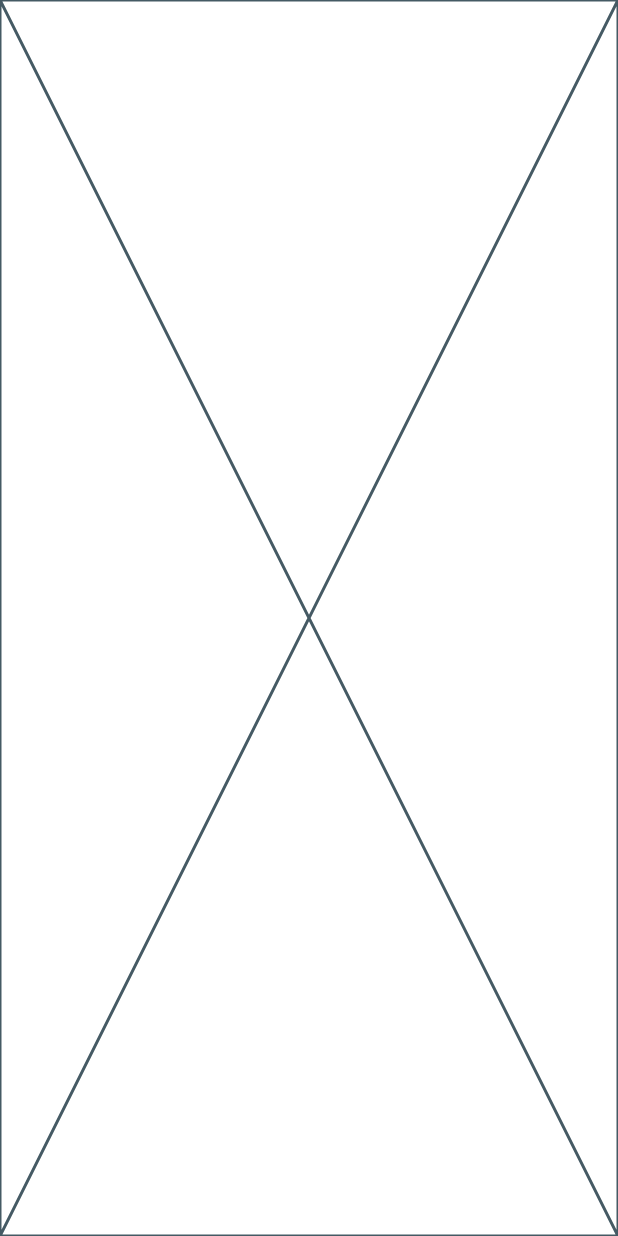
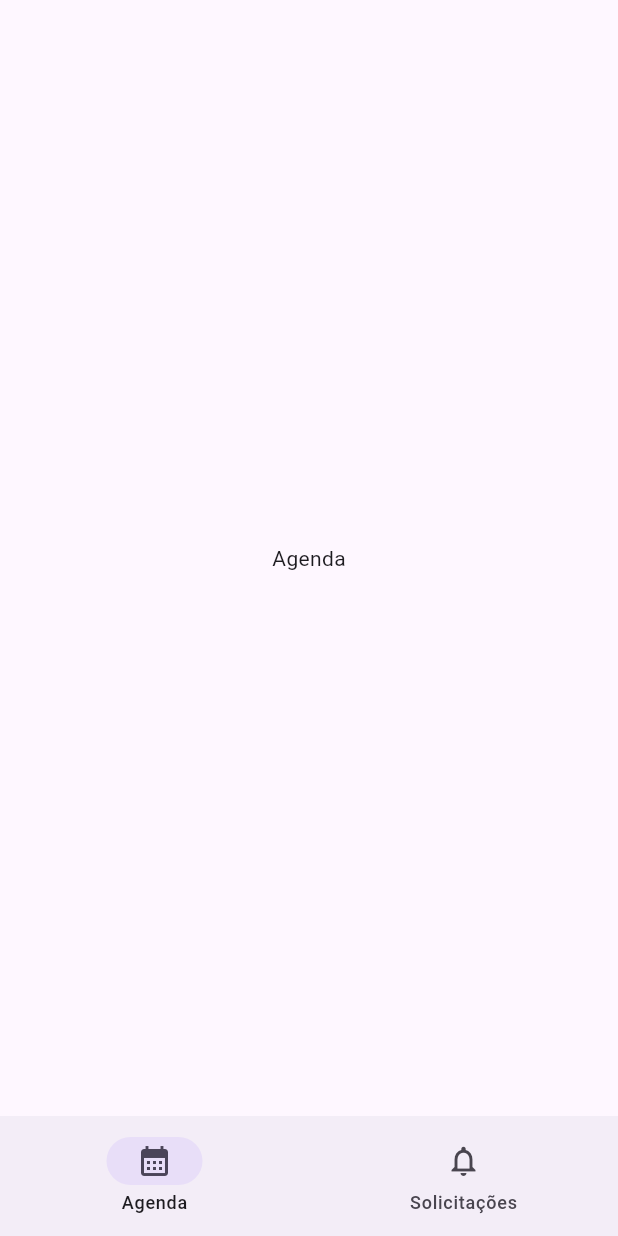
Before and after one commit to Gustanabo/partyup, a Flutter app: the screen it shows after launch, on a phone screen of 412 x 824 dp. Run offline on Flutter 3.47's test engine with Material 3 defaults, Android fonts, the phone set to English and light mode, and no system bars.

Commit message:
adiciona pagina de login e home da empresa

```diff
--- a/l10n.yaml
+++ /dev/null
@@ -1,3 +0,0 @@
-arb-dir: lib/src/localization
-template-arb-file: app_en.arb
-output-localization-file: app_localizations.dart
--- a/lib/main.dart
+++ b/lib/main.dart
@@ -1,5 +1,6 @@
 import 'package:flutter/material.dart';
 import 'views/login.page.dart';
+import 'views/company.home.dart';
 
 void main() {
   runApp(MainApp());
@@ -12,8 +13,9 @@ class MainApp extends StatelessWidget {
       debugShowCheckedModeBanner: false,
       routes: {
         "/login": (context) => LoginPage(),
+        "/company": (context) => CompanyHome()
       },
-      initialRoute: "/login",
+      initialRoute: "/company",
     );
   }
 }
--- a/lib/src/localization/app_en.arb
+++ /dev/null
@@ -1,6 +0,0 @@
-{
-  "appTitle": "partyup",
-  "@appTitle": {
-    "description": "The title of the application"
-  }
-}
--- a/lib/src/sample_feature/sample_item.dart
+++ /dev/null
@@ -1,6 +0,0 @@
-/// A placeholder class that represents an entity or model.
-class SampleItem {
-  const SampleItem(this.id);
-
-  final int id;
-}
--- a/lib/src/settings/settings_controller.dart
+++ /dev/null
@@ -1,50 +0,0 @@
-import 'package:flutter/material.dart';
-
-import 'settings_service.dart';
-
-/// A class that many Widgets can interact with to read user settings, update
-/// user settings, or listen to user settings changes.
-///
-/// Controllers glue Data Services to Flutter Widgets. The SettingsController
-/// uses the SettingsService to store and retrieve user settings.
-class SettingsController with ChangeNotifier {
-  SettingsController(this._settingsService);
-
-  // Make SettingsService a private variable so it is not used directly.
-  final SettingsService _settingsService;
-
-  // Make ThemeMode a private variable so it is not updated directly without
-  // also persisting the changes with the SettingsService.
-  late ThemeMode _themeMode;
-
-  // Allow Widgets to read the user's preferred ThemeMode.
-  ThemeMode get themeMode => _themeMode;
-
-  /// Load the user's settings from the SettingsService. It may load from a
-  /// local database or the internet. The controller only knows it can load the
-  /// settings from the service.
-  Future<void> loadSettings() async {
-    _themeMode = await _settingsService.themeMode();
-
-    // Important! Inform listeners a change has occurred.
-    notifyListeners();
-  }
-
-  /// Update and persist the ThemeMode based on the user's selection.
-  Future<void> updateThemeMode(ThemeMode? newThemeMode) async {
-    if (newThemeMode == null) return;
-
-    // Do not perform any work if new and old ThemeMode are identical
-    if (newThemeMode == _themeMode) return;
-
-    // Otherwise, store the new ThemeMode in memory
-    _themeMode = newThemeMode;
-
-    // Important! Inform listeners a change has occurred.
-    notifyListeners();
-
-    // Persist the changes to a local database or the internet using the
-    // SettingService.
-    await _settingsService.updateThemeMode(newThemeMode);
-  }
-}
--- a/lib/src/settings/settings_service.dart
+++ /dev/null
@@ -1,17 +0,0 @@
-import 'package:flutter/material.dart';
-
-/// A service that stores and retrieves user settings.
-///
-/// By default, this class does not persist user settings. If you'd like to
-/// persist the user settings locally, use the shared_preferences package. If
-/// you'd like to store settings on a web server, use the http package.
-class SettingsService {
-  /// Loads the User's preferred ThemeMode from local or remote storage.
-  Future<ThemeMode> themeMode() async => ThemeMode.system;
-
-  /// Persists the user's preferred ThemeMode to local or remote storage.
-  Future<void> updateThemeMode(ThemeMode theme) async {
-    // Use the shared_preferences package to persist settings locally or the
-    // http package to persist settings over the network.
-  }
-}
--- /dev/null
+++ b/lib/views/company.home.dart
@@ -0,0 +1,42 @@
+import 'package:flutter/material.dart';
+
+class CompanyHome extends StatefulWidget {
+
+  @override
+  CompanyHomeState createState() => CompanyHomeState();
+}
+
+class CompanyHomeState extends State<CompanyHome> {
+  int selectedIndex = 0;
+
+  void navigationChange(int index) {
+    setState(() {
+      selectedIndex = index;
+    });
+  }
+
+  final List<Widget> pages = [
+    Center(child: Text("Agenda")),
+    Center(child: Text("Solicitações")),
+  ];
+
+  Widget build(BuildContext context) {
+    return Scaffold(
+      body: pages[selectedIndex],
+      bottomNavigationBar: NavigationBar(
+        selectedIndex: selectedIndex,
+        onDestinationSelected: navigationChange,
+        destinations: [
+          NavigationDestination(
+            icon: Icon(Icons.calendar_month),
+            label: "Agenda",
+          ),
+          NavigationDestination(
+            icon: Icon(Icons.notifications_none),
+            label: "Solicitações",
+          )
+        ],
+      ),
+    );
+  }
+}
```
Also changed, not shown: lib/src/app.dart (deleted, +0 -85 lines), lib/src/sample_feature/sample_item_details_view.dart (deleted, +0 -20 lines), lib/src/sample_feature/sample_item_list_view.dart (deleted, +0 -71 lines), lib/src/settings/settings_view.dart (deleted, +0 -51 lines), lib/views/login.page.dart (+25 -1 lines).
